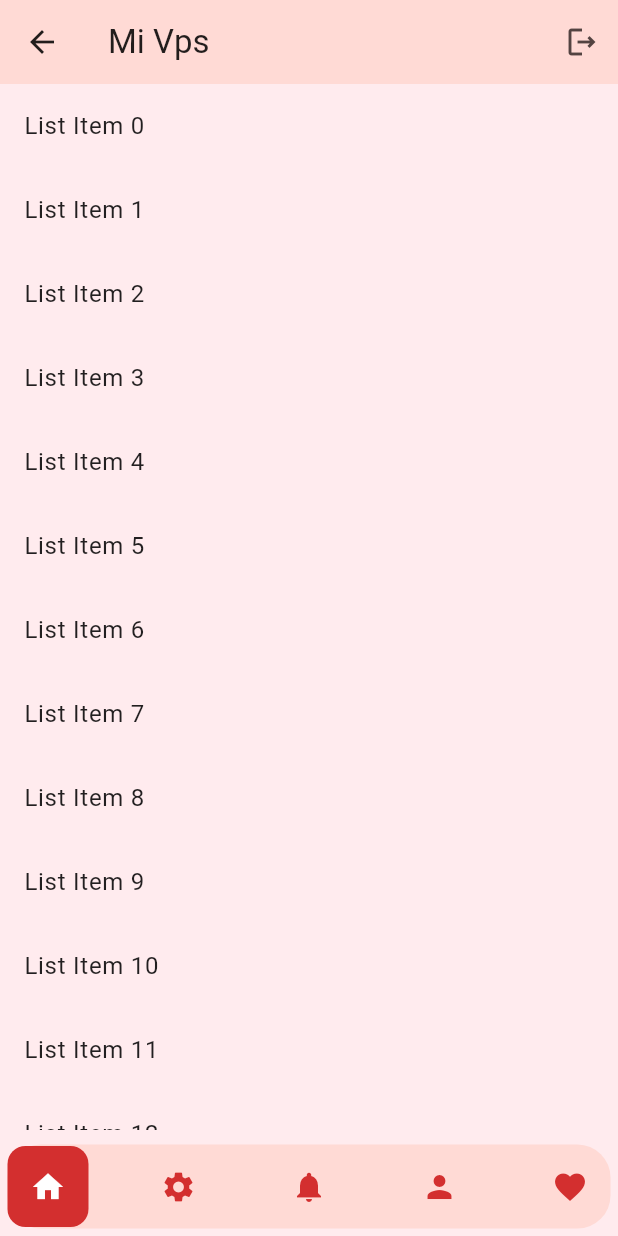
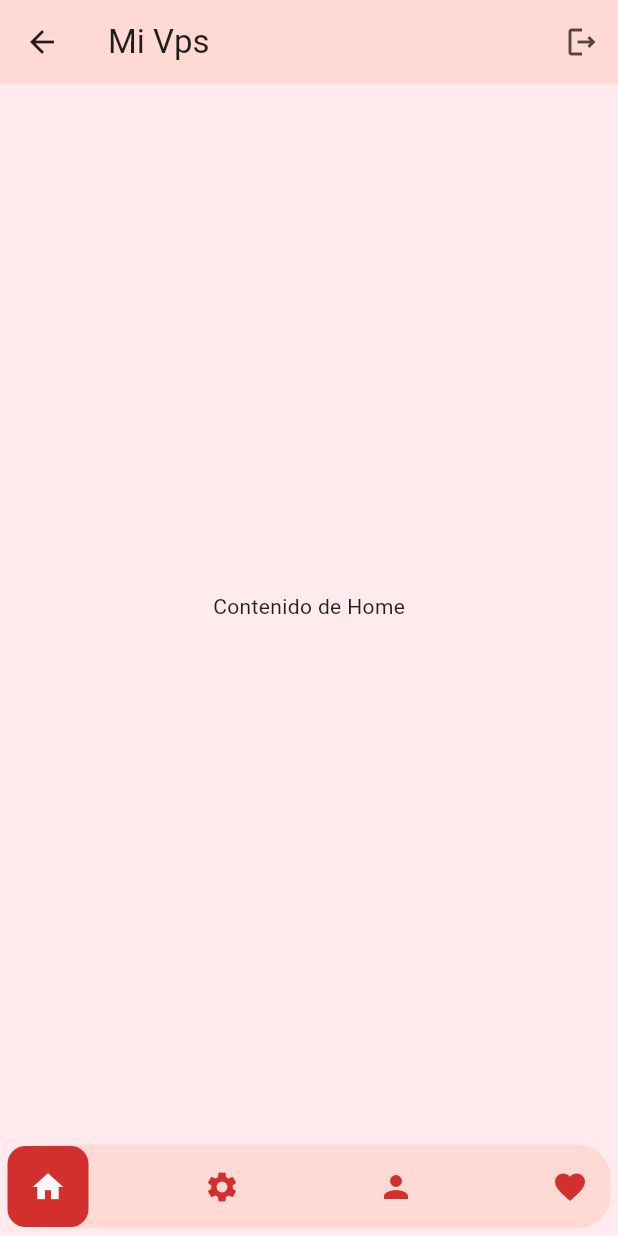
Before and after one commit to jorgearmandotu/multi-app, a Flutter app: the HomePage screen opened by its route, after a tap on the "home" icon, on a phone screen of 412 x 824 dp. Run offline on Flutter 3.47's test engine with Material 3 defaults, Android fonts, the phone set to English and light mode, and no system bars; our stand-ins replace bloc, flutter_bloc.

Commit message:
Se crea bloc para navbar y navigation rail

```diff
--- /dev/null
+++ b/lib/bloc/navigation/navigation_bloc.dart
@@ -0,0 +1,15 @@
+import 'package:bloc/bloc.dart';
+import 'package:meta/meta.dart';
+
+part 'navigation_event.dart';
+part 'navigation_state.dart';
+
+class NavigationBloc extends Bloc<NavigationEvent, NavigationState> {
+  NavigationBloc({int tabIndex = 0}) : super(NavigationInitial(tabIndex)) {
+    on<NavigationEvent>((event, emit) {
+      if (event is TabChange) {
+        emit(NavigationInitial(event.tabIndex));
+      }
+    });
+  }
+}
--- /dev/null
+++ b/lib/bloc/navigation/navigation_event.dart
@@ -0,0 +1,10 @@
+part of 'navigation_bloc.dart';
+
+@immutable
+sealed class NavigationEvent {}
+
+class TabChange extends NavigationEvent {
+  final int tabIndex;
+
+  TabChange(this.tabIndex);
+}
--- /dev/null
+++ b/lib/bloc/navigation/navigation_state.dart
@@ -0,0 +1,13 @@
+part of 'navigation_bloc.dart';
+
+@immutable
+sealed class NavigationState {
+  // final int tabIndex;
+
+  // const NavigationState({this.tabIndex = 0});
+}
+
+final class NavigationInitial extends NavigationState {
+  final int tabIndex;
+  NavigationInitial(this.tabIndex);
+}
--- a/lib/main.dart
+++ b/lib/main.dart
@@ -1,6 +1,7 @@
 import 'package:flutter/material.dart';
 import 'package:flutter_bloc/flutter_bloc.dart';
 import 'package:multisuministros/bloc/auth_bloc.dart';
+import 'package:multisuministros/bloc/navigation/navigation_bloc.dart';
 import 'package:multisuministros/routes/app_routes.dart';
 
 void main() => runApp(const MyApp());
@@ -12,7 +13,8 @@ class MyApp extends StatelessWidget {
   Widget build(BuildContext context) {
     return MultiBlocProvider(
       providers: [
-        BlocProvider(create: ( _ ) => AuthBloc())
+        BlocProvider(create: ( _ ) => AuthBloc()),
+        BlocProvider(create: ( _ ) => NavigationBloc()),
       ],
       child: MaterialApp(
         debugShowCheckedModeBanner: false,
--- a/lib/pages/home_page.dart
+++ b/lib/pages/home_page.dart
@@ -1,11 +1,20 @@
 import 'package:flutter/material.dart';
 import 'package:flutter_bloc/flutter_bloc.dart';
 import 'package:multisuministros/bloc/auth_bloc.dart';
+import 'package:multisuministros/bloc/navigation/navigation_bloc.dart';
 import 'package:multisuministros/routes/app_routes.dart';
 import 'package:multisuministros/widgets/nav_bar.dart';
 
 class HomePage extends StatelessWidget {
   const HomePage({super.key});
+
+  static final List<Widget> _widgetOptions = <Widget>[
+    const Center(child: Text('Contenido de Home')),
+    const Center(child: Text('Contenido de Ajustes')),
+    const Center(child: Text('Contenido de Notificaciones')),
+    const Center(child: Text('Contenido de Perfil')),
+    const Center(child: Text('Contenido de Favoritos')),
+  ];
 
   @override
   Widget build(BuildContext context) {
@@ -21,38 +30,48 @@ class HomePage extends StatelessWidget {
         ],
       ),
       bottomNavigationBar: MediaQuery.of(context).size.width < 640
-      ? NavBar(
-        onItemChanged: (int newPosition ) {
-
-        },
+      ? BlocProvider(
+        create: (context) => NavigationBloc(tabIndex: 0),
+        child: NavBar(
           navBarItems: [
             NavBarData(icon: Icons.home),
             NavBarData(icon: Icons.settings),
-          NavBarData(icon: Icons.notifications),
             NavBarData(icon: Icons.person),
             NavBarData(icon: Icons.favorite),
           ]
+        ),
       ) : null,
       body: Row(
         children: [
           if(MediaQuery.of(context).size.width >= 640)
           SafeArea(
-            child: NavigationRail(
+            child: BlocProvider(
+              create: (context) => NavigationBloc(tabIndex: 0),
+              child: BlocBuilder<NavigationBloc, NavigationState>(
+                builder: (context, state){
+                  int selectedIndex = 0;
+                  if (state is NavigationInitial) {
+                    selectedIndex = state.tabIndex;
+                  }
+                  return NavigationRail(
                     extended: false,
-              destinations:[
+                    destinations: [
                       NavigationRailDestination(
                         icon: Icon(Icons.home),
-                  label: Text('Home'),
+                        label: Text('home'),
                         ),
                         NavigationRailDestination(icon: Icon(Icons.settings), label: Text('settings')),
-                NavigationRailDestination(icon: Icon(Icons.notifications), label: Text('settings')),
-                NavigationRailDestination(icon: Icon(Icons.person), label: Text('settings')),
-                NavigationRailDestination(icon: Icon(Icons.favorite), label: Text('settings')),
+                        NavigationRailDestination(icon: Icon(Icons.notifications), label: Text('notifications')),
+                        NavigationRailDestination(icon: Icon(Icons.person), label: Text('User')),
+                        NavigationRailDestination(icon: Icon(Icons.favorite), label: Text('Favorites')),
                     ],
-                selectedIndex: 0,
+                    selectedIndex: selectedIndex,
                     onDestinationSelected: (int index) {
-                  // Handle navigation rail item selection
+                      context.read<NavigationBloc>().add(TabChange(index));
                     },
+                    );
+                    },
+                    ),
                     ),
           ),
           Expanded(
@@ -68,21 +87,17 @@ class HomePage extends StatelessWidget {
                     );
                   }
                 },
-                child: Column(
-                  children: [
-                    Expanded(
-                      child: ListView.builder(itemBuilder:(context, index) {
-                        return ListTile(
-                          title: Text('List Item $index'),
-                        );
-                      },)
+                child: BlocBuilder<NavigationBloc, NavigationState>(
+                  builder: (context, state) {
+                    int selectedIndex = 0;
+                    if (state is NavigationInitial) {
+                      selectedIndex = state.tabIndex;
+                    }
+                    return _widgetOptions[selectedIndex];
+                },
                 ),
-
-                  ],
             ),
-
             ),
-            )
         ],
       ),
       );
--- /dev/null
+++ b/lib/pages/settings_page.dart
@@ -0,0 +1,21 @@
+import 'package:flutter/material.dart';
+
+class SettingsPage extends StatelessWidget {
+  const SettingsPage({super.key});
+
+  @override
+  Widget build(BuildContext context) {
+    return Scaffold(
+      appBar: AppBar(
+        title: const Text('Settings'),
+        backgroundColor: Theme.of(context).colorScheme.primaryContainer,
+      ),
+      body: Center(
+        child: Text(
+          'Settings Page',
+          style: Theme.of(context).textTheme.bodyLarge,
+        ),
+      ),
+    );
+  }
+}
--- a/lib/routes/app_routes.dart
+++ b/lib/routes/app_routes.dart
@@ -1,15 +1,18 @@
 import 'package:flutter/widgets.dart';
 import 'package:multisuministros/pages/home_page.dart';
 import 'package:multisuministros/pages/login_page.dart';
+import 'package:multisuministros/pages/settings_page.dart';
 
 class AppRoutes {
 
   static const String login = 'Login';
   static const String home = 'home';
+  static const String settings = 'settings';
 
   static Map<String, WidgetBuilder> appRoutes = {
   login: ( context ) => const LoginPage(),
   home: ( context ) => const HomePage(),
+  settings: ( context ) => const SettingsPage(),
   };
 
 }
--- a/lib/widgets/nav_bar.dart
+++ b/lib/widgets/nav_bar.dart
@@ -1,28 +1,37 @@
 
 import 'package:flutter/material.dart';
 import 'package:flutter/widgets.dart';
+import 'package:flutter_bloc/flutter_bloc.dart';
+import 'package:multisuministros/bloc/navigation/navigation_bloc.dart';
 
 typedef void OnIntemChanged(int newPosition);
 
-class NavBar extends StatefulWidget {
-  final OnIntemChanged onItemChanged;
+class NavBar extends StatelessWidget{
+  //final OnIntemChanged onItemChanged;
   final List<NavBarData> navBarItems;
   const NavBar({
     super. key,
-    required this.onItemChanged,
+    //required this.onItemChanged,
     required this.navBarItems,
     });
 
+  //@override
+  //State<NavBar> createState() => _NavBarState();
+
+//}
+
+//class _NavBarState extends State<NavBar> {
+  //int _selectedIndex = 0;
   @override
-  State<NavBar> createState() => _NavBarState();
-
+  Widget build(BuildContext context) {
+    return BlocBuilder<NavigationBloc, NavigationState>(
+      builder: (context, state) {
+        int selectedIndex = 0;
+        if (state is NavigationInitial) {
+          selectedIndex = state.tabIndex;
         }
 
-class _NavBarState extends State<NavBar> {
-  int _selectedIndex = 0;
-  @override
-  Widget build(BuildContext context) {
-    return Container(
+      return  Container(
         height: 56,
         margin: const EdgeInsets.fromLTRB(5, 10, 5, 5),
         decoration: BoxDecoration(
@@ -32,20 +41,27 @@ class _NavBarState extends State<NavBar> {
         child: Row(
           mainAxisAlignment: MainAxisAlignment.spaceBetween,
           children: [
-          ...widget.navBarItems.map((item) => InkWell(
+            ...navBarItems.map((item) {
+              final int itemIndex = navBarItems.indexOf(item);
+              return InkWell(
                 onTap: () {
-            setState(() {
-              _selectedIndex = widget.navBarItems.indexOf(item);
-            });
-            widget.onItemChanged(_selectedIndex);
+              // setState(() {
+              //   _selectedIndex = widget.navBarItems.indexOf(item);
+              // });
+              //widget.onItemChanged(_selectedIndex);
+                  context.read<NavigationBloc>().add(TabChange( itemIndex));
+
               },
               child: NavBarItem(
                 data: item,
-              isSelected: widget.navBarItems.indexOf(item)  == _selectedIndex,
+                isSelected: itemIndex  == selectedIndex,
                 ),
-          )),
+            );
+            }),
           ],
         ),
+      );
+      },
     );
   }
 }
```
Also changed, not shown: lib/bloc/auth_state.dart (line endings or trailing spaces). Lines whose indentation alone changed are shown as unchanged.
